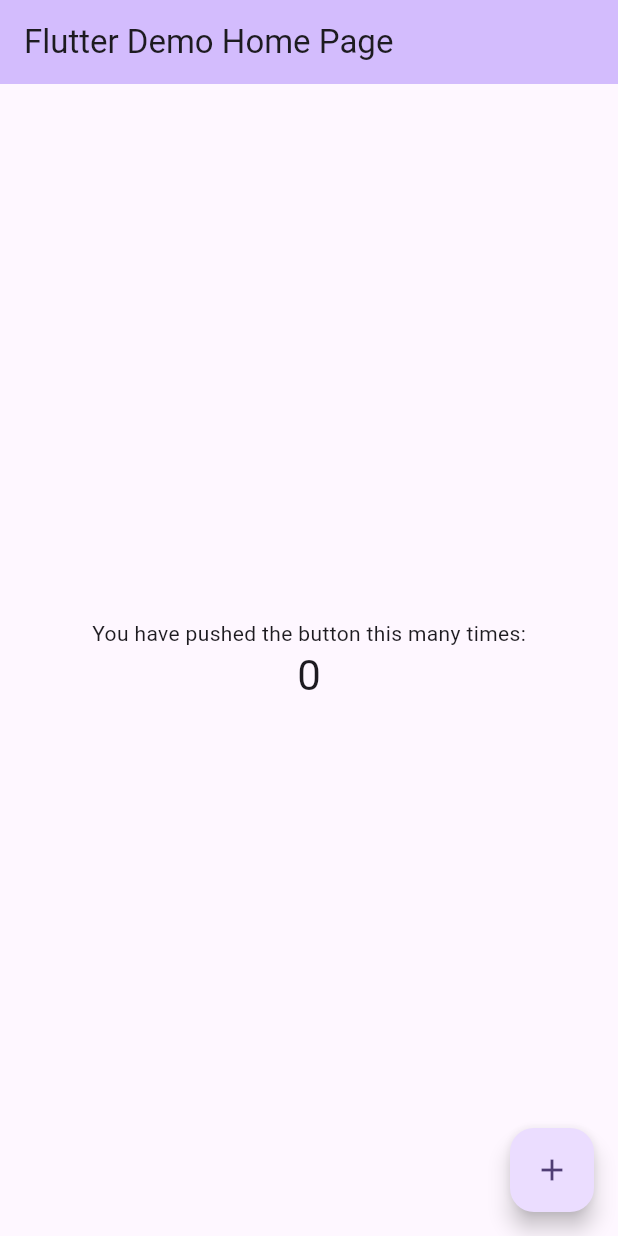
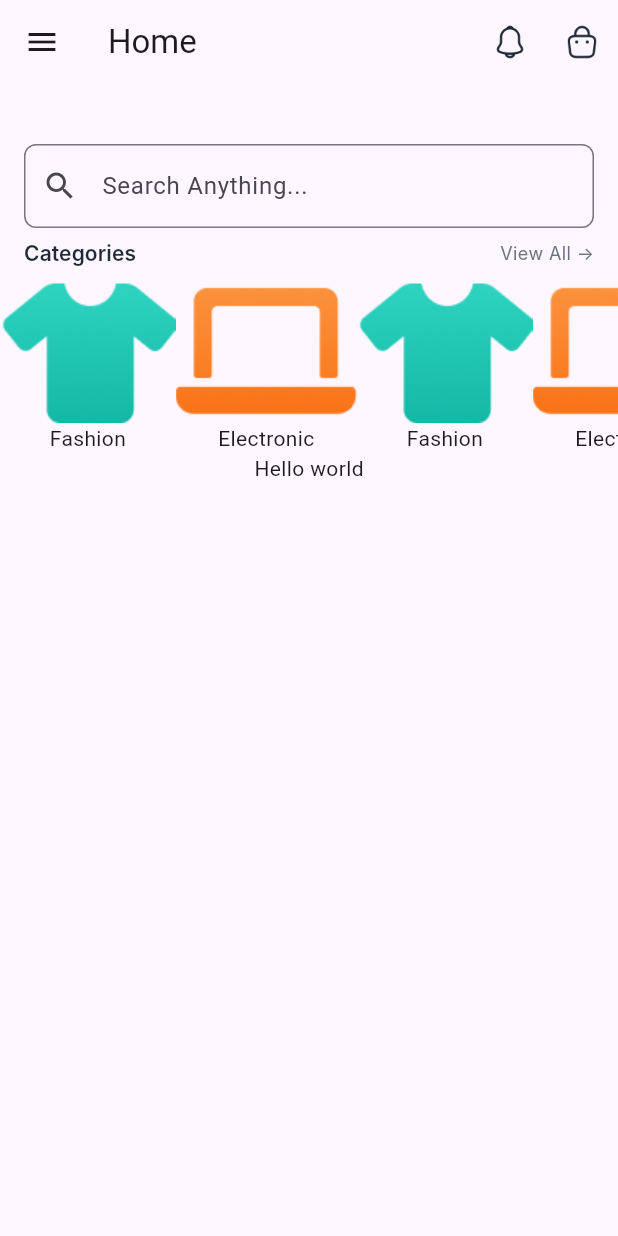
Before and after one commit to okannkozann/bee_store, a Flutter app: the screen it shows after launch, on a phone screen of 412 x 824 dp. Run offline on Flutter 3.47's test engine with Material 3 defaults, Android fonts, the phone set to English and light mode, and no system bars; Roboto replaces fonts that are missing (Inter).

Commit message:
main loading

```diff
--- a/lib/main.dart
+++ b/lib/main.dart
@@ -1,125 +1,106 @@
+import 'package:flutter/cupertino.dart';
 import 'package:flutter/material.dart';
+import 'package:flutter/rendering.dart';
+import 'package:flutter/widgets.dart';
 
 void main() {
-  runApp(const MyApp());
+  runApp(myApp);
 }
 
-class MyApp extends StatelessWidget {
-  const MyApp({super.key});
-
-  // This widget is the root of your application.
-  @override
-  Widget build(BuildContext context) {
-    return MaterialApp(
-      title: 'Flutter Demo',
-      theme: ThemeData(
-        // This is the theme of your application.
-        //
-        // TRY THIS: Try running your application with "flutter run". You'll see
-        // the application has a purple toolbar. Then, without quitting the app,
-        // try changing the seedColor in the colorScheme below to Colors.green
-        // and then invoke "hot reload" (save your changes or press the "hot
-        // reload" button in a Flutter-supported IDE, or press "r" if you used
-        // the command line to start the app).
-        //
-        // Notice that the counter didn't reset back to zero; the application
-        // state is not lost during the reload. To reset the state, use hot
-        // restart instead.
-        //
-        // This works for code too, not just values: Most code changes can be
-        // tested with just a hot reload.
-        colorScheme: ColorScheme.fromSeed(seedColor: Colors.deepPurple),
-        useMaterial3: true,
+Widget myApp = MaterialApp(
+  debugShowCheckedModeBanner: false,
+  home: Scaffold(
+    appBar: AppBar(
+      title: Text("Home"),
+      centerTitle: false,
+      actions: [
+        IconButton(
+          onPressed: () {},
+          icon: Image.asset(
+            "assets/notification.png",
+            width: 24,
+            height: 24,
           ),
-      home: const MyHomePage(title: 'Flutter Demo Home Page'),
-    );
-  }
-}
-
-class MyHomePage extends StatefulWidget {
-  const MyHomePage({super.key, required this.title});
-
-  // This widget is the home page of your application. It is stateful, meaning
-  // that it has a State object (defined below) that contains fields that affect
-  // how it looks.
-
-  // This class is the configuration for the state. It holds the values (in this
-  // case the title) provided by the parent (in this case the App widget) and
-  // used by the build method of the State. Fields in a Widget subclass are
-  // always marked "final".
-
-  final String title;
-
-  @override
-  State<MyHomePage> createState() => _MyHomePageState();
-}
-
-class _MyHomePageState extends State<MyHomePage> {
-  int _counter = 0;
-
-  void _incrementCounter() {
-    setState(() {
-      // This call to setState tells the Flutter framework that something has
-      // changed in this State, which causes it to rerun the build method below
-      // so that the display can reflect the updated values. If we changed
-      // _counter without calling setState(), then the build method would not be
-      // called again, and so nothing would appear to happen.
-      _counter++;
-    });
-  }
-
-  @override
-  Widget build(BuildContext context) {
-    // This method is rerun every time setState is called, for instance as done
-    // by the _incrementCounter method above.
-    //
-    // The Flutter framework has been optimized to make rerunning build methods
-    // fast, so that you can just rebuild anything that needs updating rather
-    // than having to individually change instances of widgets.
-    return Scaffold(
-      appBar: AppBar(
-        // TRY THIS: Try changing the color here to a specific color (to
-        // Colors.amber, perhaps?) and trigger a hot reload to see the AppBar
-        // change color while the other colors stay the same.
-        backgroundColor: Theme.of(context).colorScheme.inversePrimary,
-        // Here we take the value from the MyHomePage object that was created by
-        // the App.build method, and use it to set our appbar title.
-        title: Text(widget.title),
         ),
-      body: Center(
-        // Center is a layout widget. It takes a single child and positions it
-        // in the middle of the parent.
-        child: Column(
-          // Column is also a layout widget. It takes a list of children and
-          // arranges them vertically. By default, it sizes itself to fit its
-          // children horizontally, and tries to be as tall as its parent.
-          //
-          // Column has various properties to control how it sizes itself and
-          // how it positions its children. Here we use mainAxisAlignment to
-          // center the children vertically; the main axis here is the vertical
-          // axis because Columns are vertical (the cross axis would be
-          // horizontal).
-          //
-          // TRY THIS: Invoke "debug painting" (choose the "Toggle Debug Paint"
-          // action in the IDE, or press "p" in the console), to see the
-          // wireframe for each widget.
-          mainAxisAlignment: MainAxisAlignment.center,
-          children: <Widget>[
-            const Text(
-              'You have pushed the button this many times:',
+        IconButton(
+          onPressed: () {},
+          icon: Image.asset(
+            "assets/bag.png",
+            width: 24,
+            height: 24,
           ),
+        ),
+      ],
+    ),
+    body: Column(
+      children: [
+        SizedBox(height: 24),
+        Padding(
+          padding: EdgeInsets.all(16.0),
+          child: TextField(
+            decoration: InputDecoration(
+              hintText: "Search Anything...",
+              prefixIcon: Icon(Icons.search),
+              border: OutlineInputBorder(
+                borderRadius: BorderRadius.all(Radius.circular(8)),
+                borderSide: BorderSide(
+                  color: Color(0xFFD1D5DB),
+                  width: 1,
+                ),
+              ),
+            ),
+          ),
+        ),
+        const Padding(
+          padding: EdgeInsets.symmetric(horizontal: 16.0),
+          child: Row(
+            children: [
               Text(
-              '$_counter',
-              style: Theme.of(context).textTheme.headlineMedium,
+                "Categories",
+                style: TextStyle(
+                  color: Color(0xFF1F2937),
+                  fontSize: 14,
+                  fontFamily: 'Inter',
+                  fontWeight: FontWeight.w600,
+                  height: 0.11,
+                  letterSpacing: 0.07,
+                ),
+              ),
+              Spacer(),
+              Text(
+                "View All ->",
+                textAlign: TextAlign.right,
+                style: TextStyle(
+                    color: Color(0xFF6B7280),
+                    fontSize: 12,
+                    fontFamily: 'Inter',
+                    fontWeight: FontWeight.w400,
+                    height: 0.12),
               ),
             ],
           ),
         ),
-      floatingActionButton: FloatingActionButton(
-        onPressed: _incrementCounter,
-        tooltip: 'Increment',
-        child: const Icon(Icons.add),
-      ), // This trailing comma makes auto-formatting nicer for build methods.
+        const SizedBox(height: 16),
+        SingleChildScrollView(
+          scrollDirection: Axis.horizontal,
+          child: Row(
+            children: [
+              for (int i = 0; i < 10; i++)
+                Column(
+                  children: [
+                    if (i % 2 == 0)
+                      Image.asset('assets/fashion.png')
+                    else
+                      Image.asset("assets/electronic.png"),
+                    Text(i % 2 == 0 ? "Fashion" : "Electronic"),
+                  ],
+                )
+            ],
+          ),
+        ),
+        Text("Hello world"),
+      ],
+    ),
+    drawer: Drawer(),
+  ),
 );
-  }
-}
```
Also changed, not shown: pubspec.yaml (+4 -3 lines), assets/bag.png (added), assets/electronic.png (added), assets/fashion.png (added), assets/logo.png (added), assets/notification.png (added), 1 other file. Lines whose indentation alone changed are shown as unchanged.
